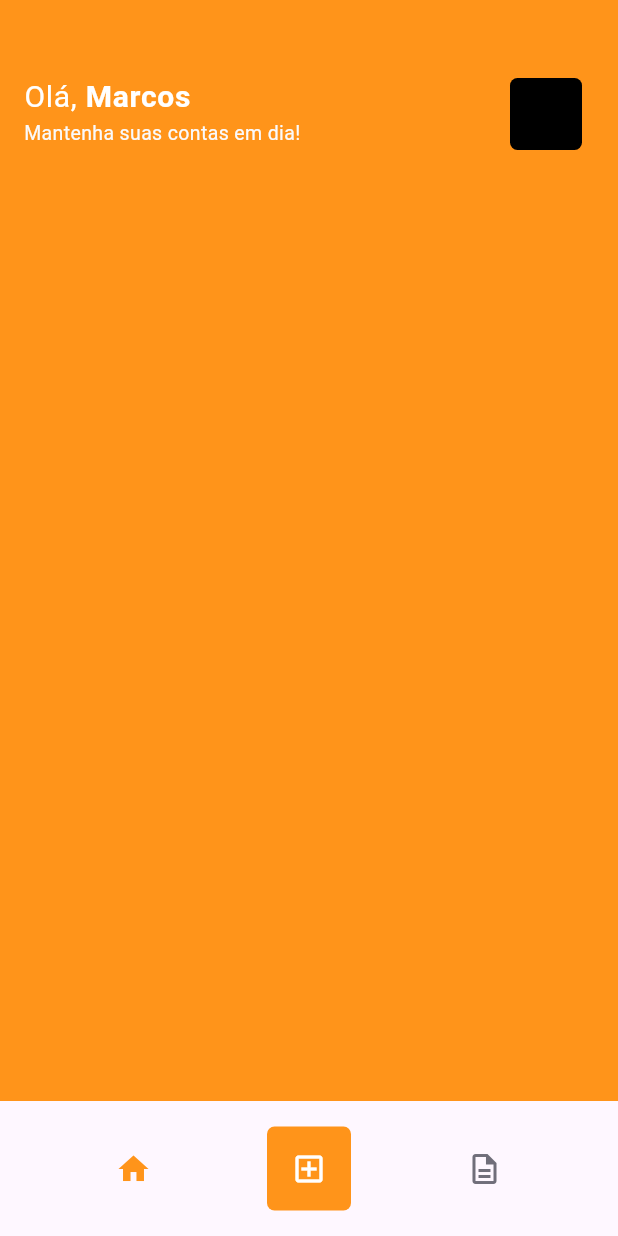
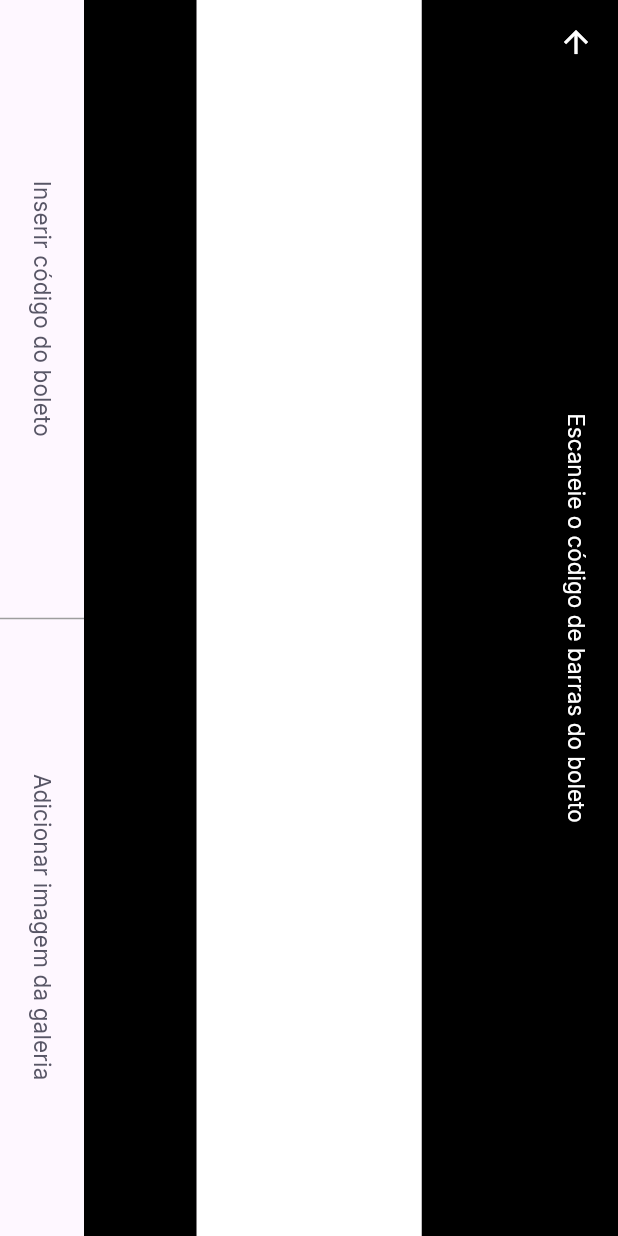
Before and after one commit to marcoslima12/payflow, a Flutter app: the Home screen opened by its route, after a tap on the "add box" icon, on a phone screen of 412 x 824 dp. Run offline on Flutter 3.47's test engine with Material 3 defaults, Android fonts, the phone set to English and light mode, and no system bars; our stand-ins replace firebase_auth, firebase_core, google_fonts, shared_preferences; accounts and stored records are empty; network calls fail.

Commit message:
barcode page done

```diff
--- a/lib/main.dart
+++ b/lib/main.dart
@@ -1,6 +1,7 @@
 import 'package:firebase_core/firebase_core.dart';
 import 'package:flutter/material.dart';
 import 'package:payflow/firebase_options.dart';
+import 'package:payflow/modules/barcode/barcode_scanner.dart';
 import 'package:payflow/modules/home/home_page.dart';
 import 'package:payflow/modules/login/login_page.dart';
 import 'package:payflow/shared/themes/app_colors.dart';
@@ -21,12 +22,14 @@ class AppWidget extends StatelessWidget {
   Widget build(BuildContext context) {
     return MaterialApp(
         title: 'Flutter Demo',
-        theme: ThemeData(primaryColor: AppColors.primary),
+        theme: ThemeData(
+            primaryColor: AppColors.primary, primarySwatch: Colors.orange),
         initialRoute: "/splash",
         routes: {
           "/splash": (context) => const SplashPage(),
           "/home": (context) => const Home(),
-          "/login": (context) => const LoginPage()
+          "/login": (context) => const LoginPage(),
+          "/barcode": (context) => const BarCodePage()
         });
   }
 }
--- /dev/null
+++ b/lib/modules/barcode/barcode_scanner.dart
@@ -0,0 +1,57 @@
+import 'package:flutter/material.dart';
+import 'package:payflow/shared/themes/app_colors.dart';
+import 'package:payflow/shared/themes/app_text_styles.dart';
+import 'package:payflow/shared/widgets/set_label_buttons/set_label_buttons.dart';
+
+class BarCodePage extends StatefulWidget {
+  const BarCodePage({super.key});
+
+  @override
+  State<BarCodePage> createState() => _BarCodePageState();
+}
+
+class _BarCodePageState extends State<BarCodePage> {
+  @override
+  Widget build(BuildContext context) {
+    return SafeArea(
+        top: true,
+        left: true,
+        right: true,
+        bottom: true,
+        child: RotatedBox(
+          quarterTurns: 1,
+          child: Scaffold(
+              appBar: AppBar(
+                centerTitle: true,
+                backgroundColor: Colors.black,
+                title: Text("Escaneie o código de barras do boleto",
+                    style: TextStyles.buttonBackground),
+                leading: const BackButton(color: AppColors.background),
+              ),
+              body: Column(
+                children: [
+                  Expanded(
+                      child: Container(
+                    color: Colors.black,
+                  )),
+                  Expanded(
+                      flex: 2,
+                      child: Container(
+                        color: Colors.white,
+                      )),
+                  Expanded(
+                      child: Container(
+                    color: Colors.black,
+                  ))
+                ],
+              ),
+              bottomNavigationBar: SetLabelButtons(
+                primaryLabel: "Inserir código do boleto",
+                secondaryLabel: "Adicionar imagem da galeria",
+                primaryOnPressed: () {},
+                secondaryOnPressed: () {},
+              )),
+        ));
+  }
+}
+//Na rota de home, direciomei o "clicou" pra barcode
--- a/lib/modules/home/home_page.dart
+++ b/lib/modules/home/home_page.dart
@@ -67,7 +67,9 @@ class _HomeState extends State<Home> {
                   color: AppColors.primary,
                 )),
             GestureDetector(
-              onTap: () {},
+              onTap: () {
+                Navigator.pushNamed(context, "/barcode");
+              },
               child: Container(
                 width: 56,
                 height: 56,
--- /dev/null
+++ b/lib/shared/widgets/label_button/label_button.dart
@@ -0,0 +1,21 @@
+import 'package:flutter/material.dart';
+import 'package:payflow/shared/themes/app_text_styles.dart';
+
+class LabelButtonWidget extends StatelessWidget {
+  final String label;
+  final VoidCallback onPressed;
+
+  const LabelButtonWidget(
+      {super.key, required this.label, required this.onPressed});
+
+  @override
+  Widget build(BuildContext context) {
+    return TextButton(
+        onPressed: onPressed,
+        child: Text(
+          label,
+          style: TextStyles.buttonHeading,
+          textAlign: TextAlign.center,
+        ));
+  }
+}
--- /dev/null
+++ b/lib/shared/widgets/set_label_buttons/set_label_buttons.dart
@@ -0,0 +1,34 @@
+import 'package:flutter/material.dart';
+import 'package:payflow/shared/widgets/label_button/label_button.dart';
+
+class SetLabelButtons extends StatelessWidget {
+  final String primaryLabel;
+  final String secondaryLabel;
+  final VoidCallback primaryOnPressed;
+  final VoidCallback secondaryOnPressed;
+
+  const SetLabelButtons(
+      {super.key,
+      required this.primaryLabel,
+      required this.secondaryLabel,
+      required this.primaryOnPressed,
+      required this.secondaryOnPressed});
+
+  @override
+  Widget build(BuildContext context) {
+    return SizedBox(
+      height: 56,
+      child: Row(
+        children: [
+          Expanded(
+              child: LabelButtonWidget(
+                  label: primaryLabel, onPressed: primaryOnPressed)),
+          const VerticalDivider(width: 0.5, color: Colors.grey),
+          Expanded(
+              child: LabelButtonWidget(
+                  label: secondaryLabel, onPressed: secondaryOnPressed))
+        ],
+      ),
+    );
+  }
+}
--- a/pubspec.yaml
+++ b/pubspec.yaml
@@ -39,6 +39,9 @@ dependencies:
   firebase_core: ^3.1.0
   firebase_auth: ^5.1.0
   shared_preferences: ^2.2.3
+  google_ml_kit: ^0.18.0
+  camera: ^0.11.0+1
+  image_picker: ^1.1.2
 
 
 dev_dependencies:
```
Also changed, not shown: pubspec.lock, 5 other files.
